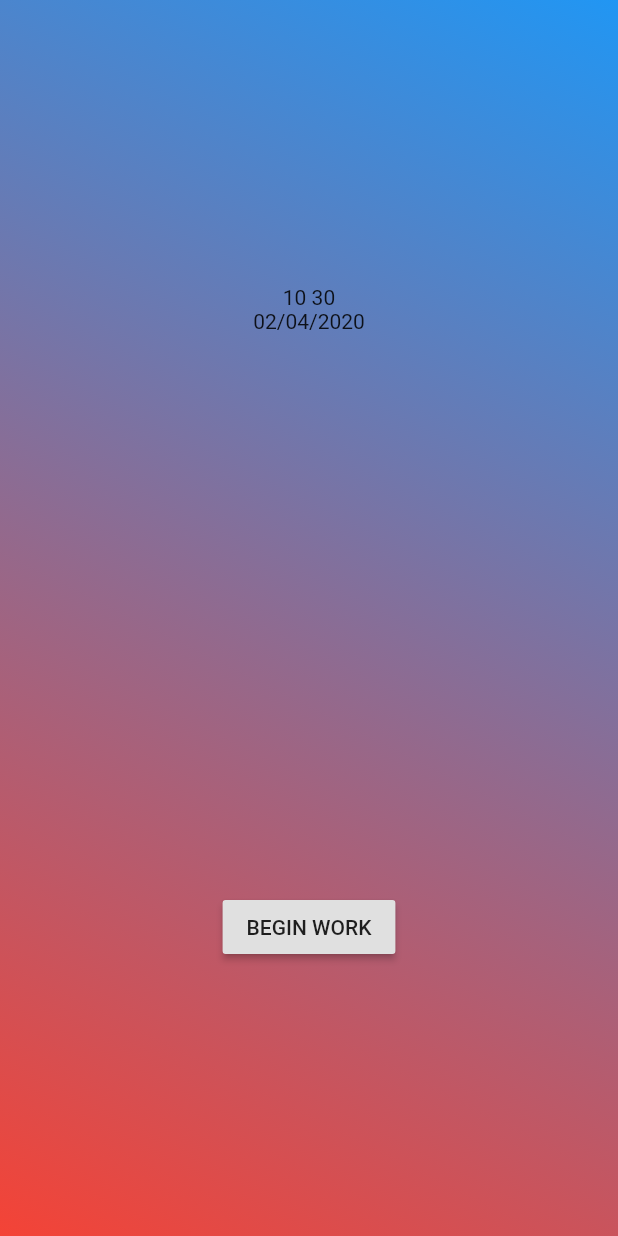
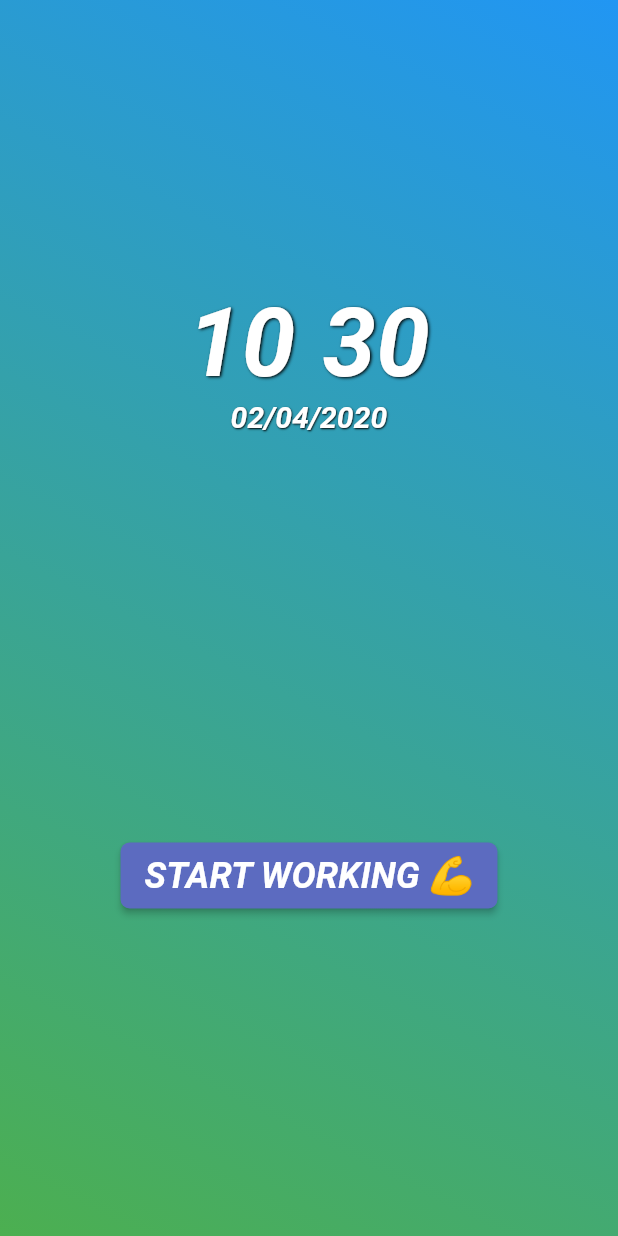
Before and after one commit to areille/time-spent, a Flutter app: the screen it shows after launch, on a phone screen of 412 x 824 dp. Run offline on Flutter 3.47's test engine with Material 2 defaults, Android fonts, the phone set to English and light mode, and no system bars; our stand-ins replace moor, moor_ffi; generated files the repository leaves out were written again.

Commit message:
Update Home page ui

```diff
--- a/lib/main.dart
+++ b/lib/main.dart
@@ -1,5 +1,5 @@
 import 'package:flutter/material.dart';
-import 'package:flutter/rendering.dart';
+// import 'package:flutter/rendering.dart';
 import 'package:provider/provider.dart';
 
 import 'data/db/database.dart';
--- a/lib/screens/home.dart
+++ b/lib/screens/home.dart
@@ -11,6 +11,20 @@ class HomePage extends StatefulWidget {
 class _HomePageState extends State<HomePage> {
   DateTime now;
   bool showColon;
+
+  static const tStyle = TextStyle(
+    fontSize: 64,
+    fontStyle: FontStyle.italic,
+    fontWeight: FontWeight.bold,
+    color: Colors.white,
+    shadows: <Shadow>[
+      Shadow(
+        offset: Offset(1.0, 1.0),
+        blurRadius: 2.0,
+        color: Colors.black,
+      ),
+    ],
+  );
 
   @override
   void initState() {
@@ -39,28 +53,82 @@ class _HomePageState extends State<HomePage> {
           gradient: LinearGradient(
             begin: Alignment.topRight,
             end: Alignment.bottomLeft,
-            colors: [Colors.blue, Colors.red],
+            colors: [Colors.blue, Colors.green],
           ),
         ),
         child: Column(
           children: [
+            Flexible(flex: 1, child: Container()),
             Flexible(
+              flex: 5,
               child: Column(
                 mainAxisAlignment: MainAxisAlignment.center,
                 children: [
-                  Text(DateFormat('HH${showColon ? ':' : ' '}mm').format(now)),
-                  Text(DateFormat("dd/MM/yyyy").format(now)),
+                  Row(
+                    mainAxisAlignment: MainAxisAlignment.center,
+                    children: [
+                      Text(
+                        DateFormat('HH').format(now),
+                        style: tStyle,
+                      ),
+                      AnimatedOpacity(
+                        opacity: showColon ? 1 : 0,
+                        duration: const Duration(milliseconds: 100),
+                        child: Text(
+                          ':',
+                          style: tStyle,
+                        ),
+                      ),
+                      Text(
+                        DateFormat('mm').format(now),
+                        style: tStyle,
+                      ),
+                    ],
+                  ),
+                  Text(
+                    DateFormat('dd/MM/yyyy').format(now),
+                    style: TextStyle(
+                      color: Colors.white,
+                      fontStyle: FontStyle.italic,
+                      fontSize: 20,
+                      fontWeight: FontWeight.w600,
+                      shadows: <Shadow>[
+                        Shadow(
+                          offset: Offset(0.5, 0.5),
+                          blurRadius: 1.0,
+                          color: Colors.black,
+                        ),
+                      ],
+                    ),
+                  ),
                 ],
               ),
             ),
             Flexible(
+              flex: 5,
               child: Center(
                 child: RaisedButton(
-                  child: Text('BEGIN WORK'),
+                  child: Padding(
+                    padding: const EdgeInsets.symmetric(vertical: 8),
+                    child: Text(
+                      'START WORKING 💪',
+                      style: TextStyle(
+                        fontWeight: FontWeight.bold,
+                        fontSize: 24,
+                        fontStyle: FontStyle.italic,
+                        color: Colors.white,
+                      ),
+                    ),
+                  ),
                   onPressed: () {},
+                  color: Colors.indigo[400],
+                  shape: RoundedRectangleBorder(
+                    borderRadius: BorderRadius.circular(6),
+                  ),
                 ),
               ),
             ),
+            Flexible(flex: 1, child: Container()),
           ],
         ),
       ),
```
